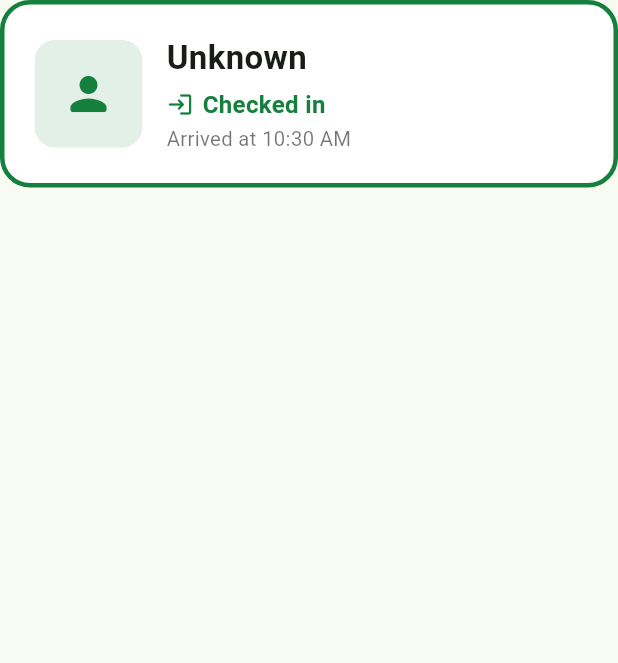
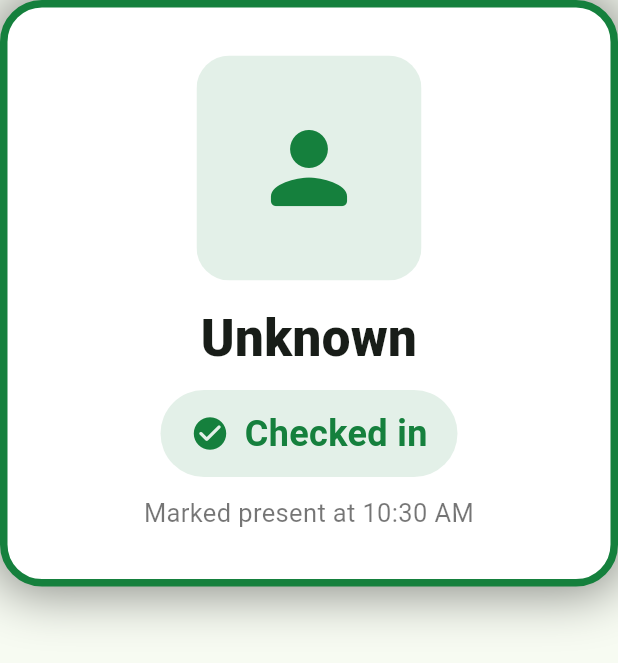
Before and after one commit to sahilpotdukhe/FitStrong-Check-In, a Flutter app: the _ResultCard widget shown alone on an empty page, opened directly with empty values, on a phone screen of 412 x 824 dp. Shown: the top 663 px of the screen. Run offline on Flutter 3.47's test engine with Material 3 defaults, Android fonts, the phone set to English and light mode, and no system bars; our stand-ins replace cached_network_image, cloud_firestore, firebase_auth, firebase_core; missing offline and left inert: fitstrong_core, mobile_scanner; accounts and stored records are empty.

Commit message:
Record arrivals only; front camera and larger result card

```diff
--- a/lib/checkin_service.dart
+++ b/lib/checkin_service.dart
@@ -5,7 +5,6 @@ import 'package:flutter/foundation.dart';
 /// What the desk should show after a code was held up.
 enum ScanOutcome {
   checkedIn,
-  checkedOut,
 
   /// Not one of our codes at all: a payment QR, a Wi-Fi code, a poster.
   notOurs,
@@ -16,8 +15,8 @@ enum ScanOutcome {
   /// Found them, but their plan has run out.
   expired,
 
-  /// The camera reading the same code again moments later.
-  tooSoon,
+  /// Already recorded today, so nothing was written.
+  alreadyIn,
 
   failed,
 }
@@ -29,8 +28,7 @@ class ScanResult {
   final ScannedMember? member;
   final DateTime? at;
 
-  bool get recorded =>
-      outcome == ScanOutcome.checkedIn || outcome == ScanOutcome.checkedOut;
+  bool get recorded => outcome == ScanOutcome.checkedIn;
 }
 
 /// Turns a scanned string into an attendance record.
@@ -58,11 +56,9 @@ class CheckinService {
     if (token == null) return ScanOutcome.notOurs;
     if (member == null) return ScanOutcome.unknown;
     if (member.isExpiredAt(now)) return ScanOutcome.expired;
-    if (CheckinRules.isRepeatScan(last, now)) return ScanOutcome.tooSoon;
+    if (CheckinRules.alreadyRecordedToday(last)) return ScanOutcome.alreadyIn;
 
-    return CheckinRules.nextType(last) == CheckinType.checkIn
-        ? ScanOutcome.checkedIn
-        : ScanOutcome.checkedOut;
+    return ScanOutcome.checkedIn;
   }
 
   Future<ScanResult> handle(String raw) async {
@@ -80,20 +76,17 @@ class CheckinService {
       final outcome =
           decide(token: token, member: member, last: last, now: now);
 
-      if (outcome != ScanOutcome.checkedIn &&
-          outcome != ScanOutcome.checkedOut) {
+      if (outcome != ScanOutcome.checkedIn) {
         return ScanResult(
           outcome,
           member: member,
-          at: outcome == ScanOutcome.tooSoon ? last?.at : null,
+          at: outcome == ScanOutcome.alreadyIn ? last?.at : null,
         );
       }
 
-      final type = CheckinRules.nextType(last);
       await _attendance.add(Attendance.newRecord(
         memberId: member!.id,
         memberName: member.name,
-        type: type,
         source: AttendanceSource.scanner,
       ));
 
--- a/lib/scanner_page.dart
+++ b/lib/scanner_page.dart
@@ -26,6 +26,10 @@ class _ScannerPageState extends State<ScannerPage> {
   final MobileScannerController _camera = MobileScannerController(
     formats: const [BarcodeFormat.qrCode],
     detectionSpeed: DetectionSpeed.normal,
+    // The tablet sits facing the member across the desk, so the screen-side
+    // camera is the one pointing at them. Switchable for a desk laid out the
+    // other way round.
+    facing: CameraFacing.front,
   );
 
   /// How long a result stays up before the desk is ready for the next person.
@@ -87,6 +91,14 @@ class _ScannerPageState extends State<ScannerPage> {
     }
   }
 
+  Future<void> _switchCamera() async {
+    try {
+      await _camera.switchCamera();
+    } catch (error) {
+      debugPrint('Could not switch camera: $error');
+    }
+  }
+
   Future<void> _signOut() async {
     final confirmed = await showDialog<bool>(
       context: context,
@@ -131,20 +143,32 @@ class _ScannerPageState extends State<ScannerPage> {
           SafeArea(
             child: Column(
               children: [
-                Align(
-                  alignment: Alignment.topRight,
-                  child: IconButton(
-                    icon: const Icon(Icons.logout_rounded, color: Colors.white),
+                Row(
+                  mainAxisAlignment: MainAxisAlignment.end,
+                  children: [
+                    IconButton(
+                      icon: const Icon(Icons.cameraswitch_rounded,
+                          color: Colors.white),
+                      tooltip: 'Switch camera',
+                      onPressed: _switchCamera,
+                    ),
+                    IconButton(
+                      icon:
+                          const Icon(Icons.logout_rounded, color: Colors.white),
                       tooltip: 'Sign out',
                       onPressed: _signOut,
                     ),
+                  ],
                 ),
-                const Spacer(),
-                Padding(
+                Expanded(
+                  child: Padding(
                     padding: const EdgeInsets.all(20),
+                    child: Center(
                       child: _result == null
                           ? _Waiting(working: _working)
                           : _ResultCard(result: _result!),
+                    ),
+                  ),
                 ),
               ],
             ),
@@ -167,27 +191,32 @@ class _Waiting extends StatelessWidget {
       children: [
         if (working)
           const SizedBox(
-            height: 28,
-            width: 28,
+            height: 44,
+            width: 44,
             child: CircularProgressIndicator(
-              strokeWidth: 2.5,
+              strokeWidth: 3,
               valueColor: AlwaysStoppedAnimation(Colors.white),
             ),
           )
         else
-          const Icon(Icons.qr_code_2_rounded, color: Colors.white70, size: 40),
-        const SizedBox(height: 12),
+          const Icon(Icons.qr_code_2_rounded, color: Colors.white70, size: 72),
+        const SizedBox(height: 18),
         Text(
           working ? 'Checking…' : 'Hold your code up to the camera',
           textAlign: TextAlign.center,
-          style: const TextStyle(color: Colors.white, fontSize: 17),
+          style: const TextStyle(
+            color: Colors.white,
+            fontSize: 22,
+            fontWeight: FontWeight.w600,
+          ),
         ),
       ],
     );
   }
 }
 
-/// The card the desk actually reads: a face, a name, and what happened.
+/// The card the desk actually reads. Deliberately large: staff glance at it
+/// from a step away while the member is still walking past.
 class _ResultCard extends StatelessWidget {
   const _ResultCard({required this.result});
 
@@ -200,57 +229,66 @@ class _ResultCard extends StatelessWidget {
 
     return Container(
       width: double.infinity,
-      padding: const EdgeInsets.all(20),
+      padding: const EdgeInsets.symmetric(horizontal: 28, vertical: 32),
       decoration: BoxDecoration(
         color: Colors.white,
-        borderRadius: BorderRadius.circular(20),
-        border: Border.all(color: look.colour, width: 3),
+        borderRadius: BorderRadius.circular(28),
+        border: Border.all(color: look.colour, width: 5),
+        boxShadow: const [
+          BoxShadow(color: Colors.black45, blurRadius: 30, spreadRadius: 4),
+        ],
+      ),
+      child: Column(
+        mainAxisSize: MainAxisSize.min,
+        children: [
+          _Face(photoUrl: member?.photoUrl ?? '', colour: look.colour),
+          const SizedBox(height: 20),
+          Text(
+            member?.name.isNotEmpty == true ? member!.name : 'Unknown',
+            textAlign: TextAlign.center,
+            maxLines: 2,
+            overflow: TextOverflow.ellipsis,
+            style: const TextStyle(
+              fontSize: 34,
+              height: 1.1,
+              fontWeight: FontWeight.w800,
+            ),
+          ),
+          const SizedBox(height: 16),
+          // The status reads as a band of colour, so the outcome is clear
+          // before anybody has read a word of it.
+          Container(
+            padding: const EdgeInsets.symmetric(horizontal: 20, vertical: 12),
+            decoration: BoxDecoration(
+              color: look.colour.withValues(alpha: 0.12),
+              borderRadius: BorderRadius.circular(999),
             ),
             child: Row(
-        children: [
-          _Face(photoUrl: member?.photoUrl ?? '', colour: look.colour),
-          const SizedBox(width: 16),
-          Expanded(
-            child: Column(
-              crossAxisAlignment: CrossAxisAlignment.start,
               mainAxisSize: MainAxisSize.min,
               children: [
-                Text(
-                  member?.name.isNotEmpty == true ? member!.name : 'Unknown',
-                  maxLines: 1,
-                  overflow: TextOverflow.ellipsis,
-                  style: const TextStyle(
-                    fontSize: 22,
-                    fontWeight: FontWeight.w700,
-                  ),
-                ),
-                const SizedBox(height: 4),
-                Row(
-                  children: [
-                    Icon(look.icon, size: 18, color: look.colour),
-                    const SizedBox(width: 6),
-                    Expanded(
+                Icon(look.icon, size: 26, color: look.colour),
+                const SizedBox(width: 10),
+                Flexible(
                   child: Text(
                     look.headline,
                     style: TextStyle(
-                          fontSize: 16,
-                          fontWeight: FontWeight.w600,
+                      fontSize: 24,
+                      fontWeight: FontWeight.w700,
                       color: look.colour,
                     ),
                   ),
                 ),
               ],
             ),
+          ),
           if (look.detail != null) ...[
-                  const SizedBox(height: 2),
+            const SizedBox(height: 12),
             Text(
               look.detail!,
-                    style: const TextStyle(fontSize: 13.5, color: Colors.black54),
+              textAlign: TextAlign.center,
+              style: const TextStyle(fontSize: 17, color: Colors.black54),
             ),
           ],
-              ],
-            ),
-          ),
         ],
       ),
     );
@@ -265,16 +303,16 @@ class _Face extends StatelessWidget {
 
   @override
   Widget build(BuildContext context) {
-    const double size = 72;
+    const double size = 150;
     final fallback = Container(
       height: size,
       width: size,
       color: colour.withValues(alpha: 0.12),
-      child: Icon(Icons.person_rounded, size: 36, color: colour),
+      child: Icon(Icons.person_rounded, size: 76, color: colour),
     );
 
     return ClipRRect(
-      borderRadius: BorderRadius.circular(14),
+      borderRadius: BorderRadius.circular(22),
       child: photoUrl.isEmpty
           ? fallback
           : CachedNetworkImage(
@@ -305,21 +343,18 @@ class _Look {
 
     switch (result.outcome) {
       case ScanOutcome.checkedIn:
-        return _Look(const Color(0xFF15803D), Icons.login_rounded,
-            'Checked in', time == null ? null : 'Arrived at $time');
-      case ScanOutcome.checkedOut:
-        return _Look(const Color(0xFF1D4ED8), Icons.logout_rounded,
-            'Checked out', time == null ? null : 'Left at $time');
+        return _Look(const Color(0xFF15803D), Icons.check_circle_rounded,
+            'Checked in', time == null ? null : 'Marked present at $time');
       case ScanOutcome.expired:
         return const _Look(Color(0xFFB91C1C), Icons.block_rounded,
             'Membership expired', 'Renew the plan before letting them in.');
       case ScanOutcome.unknown:
         return const _Look(Color(0xFFB91C1C), Icons.help_outline_rounded,
             'Code not recognised', 'This code has been replaced or removed.');
-      case ScanOutcome.tooSoon:
-        return _Look(const Color(0xFFB45309), Icons.history_rounded,
-            'Already recorded',
-            time == null ? null : 'Last scanned at $time');
+      case ScanOutcome.alreadyIn:
+        return _Look(const Color(0xFFB45309), Icons.check_circle_outline,
+            'Already checked in',
+            time == null ? null : 'Marked present at $time');
       case ScanOutcome.failed:
         return const _Look(Color(0xFFB91C1C), Icons.wifi_off_rounded,
             'Could not save', 'Check the connection and scan again.');
--- a/pubspec.yaml
+++ b/pubspec.yaml
@@ -43,7 +43,7 @@ dependencies:
   fitstrong_core:
     git:
       url: git@github-personal:sahilpotdukhe/fitstrong_core.git
-      ref: v0.2.0
+      ref: v0.3.0
   mobile_scanner: ^7.4.2
   cached_network_image: ^4.0.5
 
```
Also changed, not shown: lib/sign_in_page.dart (+84 -27 lines), 1 other file. Lines whose indentation alone changed are shown as unchanged.
